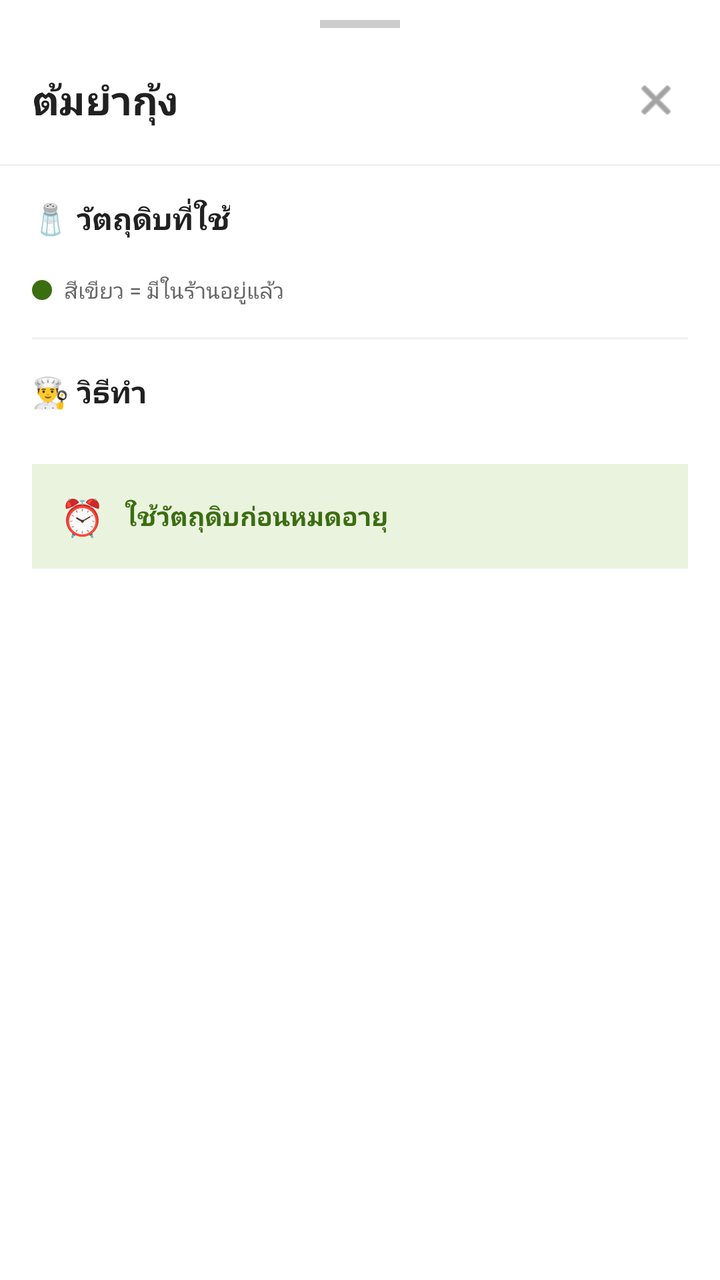
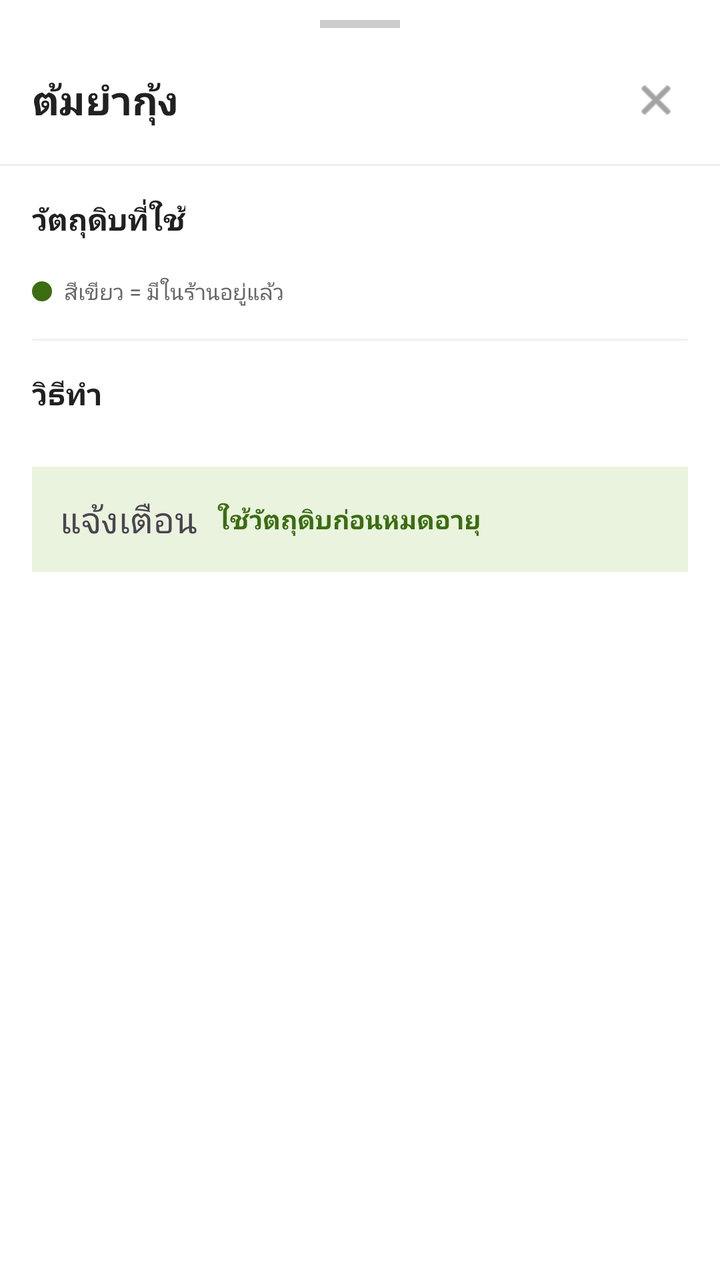

Two renders of the same Android screen: before a commit and after it. Below are the layout's source before the change and the commit's diff.
<!-- AndroidManifest.xml: application theme Theme.Expirytrack -->
<!-- res/layout/bottom_sheet_menu_detail.xml -->
<?xml version="1.0" encoding="utf-8"?>
<LinearLayout xmlns:android="http://schemas.android.com/apk/res/android"
    xmlns:app="http://schemas.android.com/apk/res-auto"
    android:layout_width="match_parent"
    android:layout_height="wrap_content"
    android:orientation="vertical"
    android:background="@color/white">

    
    <View
        android:layout_width="40dp"
        android:layout_height="4dp"
        android:layout_gravity="center_horizontal"
        android:layout_marginTop="10dp"
        android:layout_marginBottom="4dp"
        android:background="#CCCCCC"
        android:backgroundTintMode="src_over" />

    
    <LinearLayout
        android:layout_width="match_parent"
        android:layout_height="wrap_content"
        android:orientation="horizontal"
        android:padding="16dp"
        android:gravity="center_vertical">

        <TextView
            android:id="@+id/textMenuTitle"
            android:layout_width="0dp"
            android:layout_height="wrap_content"
            android:layout_weight="1"
            android:text="ต้มยำกุ้ง"
            android:textSize="20sp"
            android:textStyle="bold"
            android:textColor="@color/text_primary" />

        <ImageView
            android:id="@+id/btnClose"
            android:layout_width="32dp"
            android:layout_height="32dp"
            android:src="@android:drawable/ic_menu_close_clear_cancel"
            android:background="?attr/selectableItemBackgroundBorderless"
            android:padding="4dp"
            app:tint="@color/text_secondary" />
    </LinearLayout>

    
    <View
        android:layout_width="match_parent"
        android:layout_height="1dp"
        android:background="#F0F0F0" />

    <androidx.core.widget.NestedScrollView
        android:layout_width="match_parent"
        android:layout_height="wrap_content"
        android:maxHeight="480dp">

        <LinearLayout
            android:layout_width="match_parent"
            android:layout_height="wrap_content"
            android:orientation="vertical"
            android:padding="16dp">

            
            <TextView
                android:layout_width="wrap_content"
                android:layout_height="wrap_content"
                android:text="🧂 วัตถุดิบที่ใช้"
                android:textSize="15sp"
                android:textStyle="bold"
                android:textColor="@color/text_primary"
                android:layout_marginBottom="10dp" />

            
            <com.google.android.material.chip.ChipGroup
                android:id="@+id/chipGroupIngredients"
                android:layout_width="match_parent"
                android:layout_height="wrap_content"
                app:chipSpacingHorizontal="6dp"
                app:chipSpacingVertical="4dp" />

            
            <LinearLayout
                android:layout_width="wrap_content"
                android:layout_height="wrap_content"
                android:orientation="horizontal"
                android:gravity="center_vertical"
                android:layout_marginTop="8dp">

                <View
                    android:layout_width="10dp"
                    android:layout_height="10dp"
                    android:background="@drawable/circle_shape"
                    android:backgroundTint="#3B6D11"
                    android:layout_marginEnd="6dp" />

                <TextView
                    android:layout_width="wrap_content"
                    android:layout_height="wrap_content"
                    android:text="สีเขียว = มีในร้านอยู่แล้ว"
                    android:textSize="11sp"
                    android:textColor="@color/text_secondary" />
            </LinearLayout>

            
            <View
                android:layout_width="match_parent"
                android:layout_height="1dp"
                android:background="#F0F0F0"
                android:layout_marginTop="16dp"
                android:layout_marginBottom="16dp" />

            
            <TextView
                android:layout_width="wrap_content"
                android:layout_height="wrap_content"
                android:text="👨‍🍳 วิธีทำ"
                android:textSize="15sp"
                android:textStyle="bold"
                android:textColor="@color/text_primary"
                android:layout_marginBottom="10dp" />

            
            <LinearLayout
                android:id="@+id/stepsContainer"
                android:layout_width="match_parent"
                android:layout_height="wrap_content"
                android:orientation="vertical" />

            
            <LinearLayout
                android:id="@+id/footerBanner"
                android:layout_width="match_parent"
                android:layout_height="wrap_content"
                android:orientation="horizontal"
                android:gravity="center_vertical"
                android:padding="14dp"
                android:background="#EAF3DE"
                android:layout_marginTop="16dp">

                <TextView
                    android:layout_width="wrap_content"
                    android:layout_height="wrap_content"
                    android:text="⏰"
                    android:textSize="18sp"
                    android:layout_marginEnd="10dp" />

                <TextView
                    android:id="@+id/textFooterBanner"
                    android:layout_width="0dp"
                    android:layout_height="wrap_content"
                    android:layout_weight="1"
                    android:text="ใช้วัตถุดิบก่อนหมดอายุ"
                    android:textSize="13sp"
                    android:textStyle="bold"
                    android:textColor="#3B6D11" />
            </LinearLayout>

            
            <View
                android:layout_width="match_parent"
                android:layout_height="24dp" />
        </LinearLayout>
    </androidx.core.widget.NestedScrollView>
</LinearLayout>
<!-- resources referenced by this layout -->
<resources>
  <color name="text_primary">#212121</color>
  <color name="text_secondary">#666666</color>
  <color name="white">#FFFFFFFF</color>
  <!-- drawable circle_shape (drawable) -->
  <?xml version="1.0" encoding="utf-8"?>
  <shape xmlns:android="http://schemas.android.com/apk/res/android"
      android:shape="oval">
      <solid android:color="@color/color_safe"/>
  </shape>
  <style name="Theme.Expirytrack" parent="Base.Theme.Expirytrack" />
  <color name="color_safe">#4CAF50</color>
  <style name="Base.Theme.Expirytrack" parent="Theme.Material3.DayNight.NoActionBar">
          
          <item name="colorPrimary">@color/primary_color</item>
          <item name="colorPrimaryVariant">@color/primary_dark</item>
          <item name="colorOnPrimary">@android:color/white</item>
          
          
          <item name="colorSecondary">@color/secondary_color</item>
          <item name="colorSecondaryVariant">@color/secondary_dark</item>
          <item name="colorOnSecondary">@android:color/white</item>
          
          
          <item name="android:colorBackground">@color/background_default</item>
          <item name="colorSurface">@color/background_surface</item>
          <item name="colorOnBackground">@color/text_primary</item>
          <item name="colorOnSurface">@color/text_primary</item>
          
          
          <item name="android:statusBarColor">@color/primary_color</item>
          <item name="android:windowLightStatusBar">false</item>
          
          
          <item name="android:navigationBarColor">@color/white</item>
          <item name="android:windowLightNavigationBar" tools:targetApi="o_mr1">true</item>
      </style>
  <color name="primary_color">#2E7D32</color>
  <color name="primary_dark">#1B5E20</color>
  <color name="secondary_color">#FF8F00</color>
  <color name="secondary_dark">#E65100</color>
  <color name="background_default">#FFFFFF</color>
  <color name="background_surface">#F9F9F9</color>
</resources>

<!-- the commit's change to res/layout/bottom_sheet_menu_detail.xml (unified diff, before → after) -->
@@ -65,7 +65,7 @@
             <TextView
                 android:layout_width="wrap_content"
                 android:layout_height="wrap_content"
-                android:text="🧂 วัตถุดิบที่ใช้"
+                android:text="วัตถุดิบที่ใช้"
                 android:textSize="15sp"
                 android:textStyle="bold"
                 android:textColor="@color/text_primary"
@@ -114,7 +114,7 @@
             <TextView
                 android:layout_width="wrap_content"
                 android:layout_height="wrap_content"
-                android:text="👨‍🍳 วิธีทำ"
+                android:text="วิธีทำ"
                 android:textSize="15sp"
                 android:textStyle="bold"
                 android:textColor="@color/text_primary"
@@ -141,7 +141,7 @@
                 <TextView
                     android:layout_width="wrap_content"
                     android:layout_height="wrap_content"
-                    android:text="⏰"
+                    android:text="แจ้งเตือน"
                     android:textSize="18sp"
                     android:layout_marginEnd="10dp" />
 
